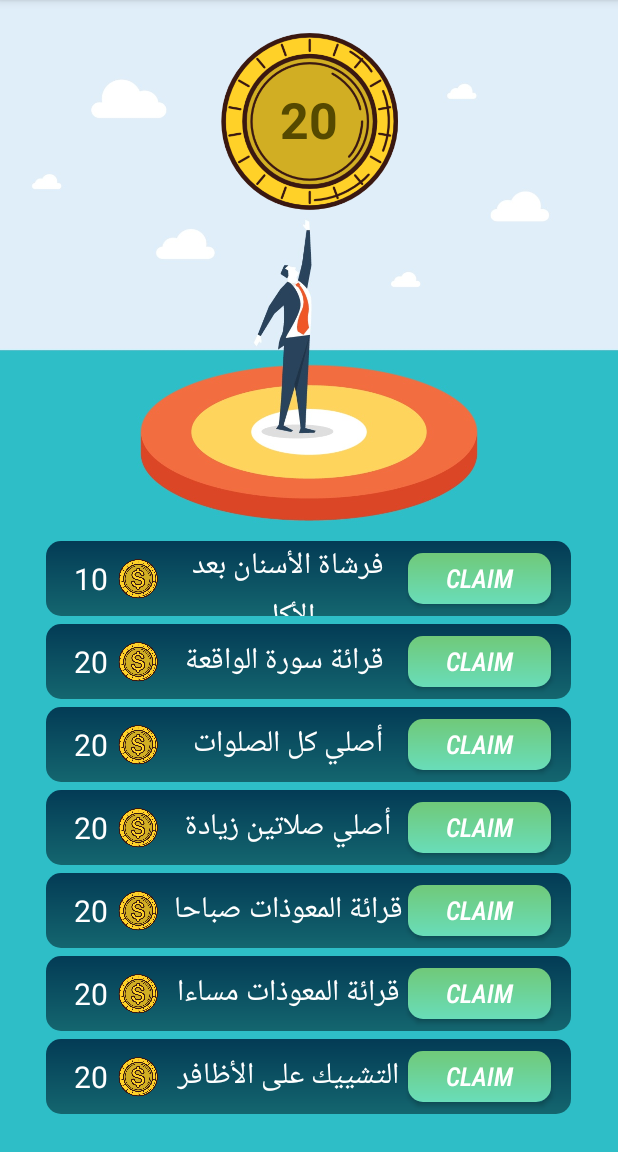
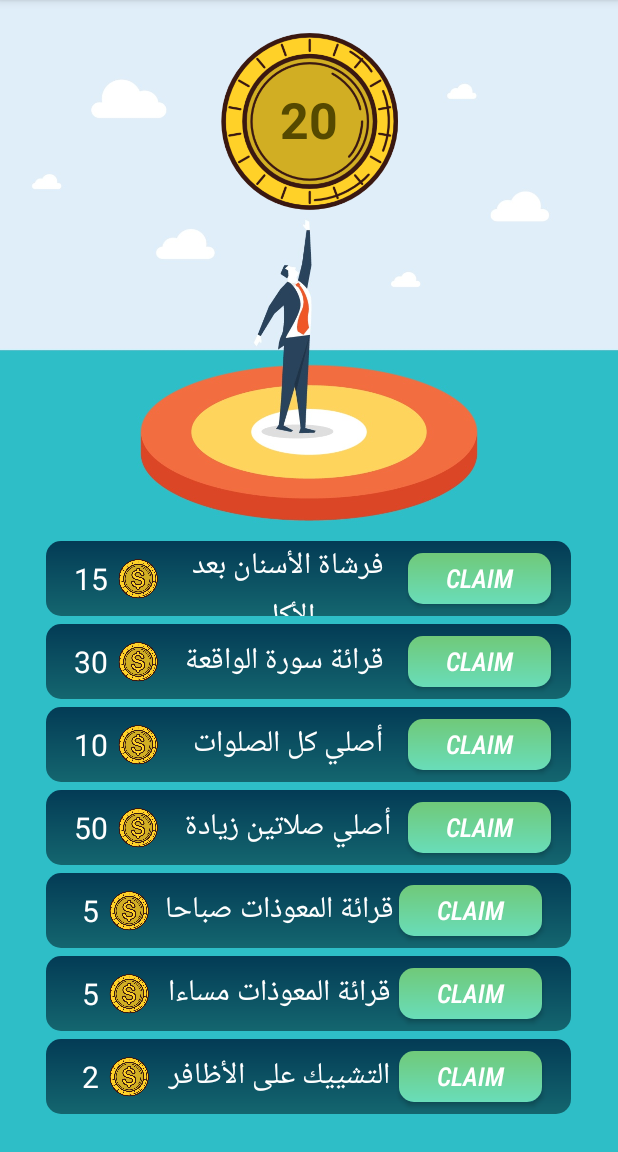
Before and after one commit to mhtsm2001/Achievement, an Android app: the screen it shows after launch (MainActivity), after a tap on "CLAIM", on a phone screen of 412 x 824 dp, the part 84-1236 px from its top. Run offline under Robolectric (Android 15) with nearby library versions, the phone set to English and light mode, and no system bars.

Commit message:
App Complete {V: 1.0}

```diff
--- a/app/src/main/res/layout/activity_main.xml
+++ b/app/src/main/res/layout/activity_main.xml
@@ -195,7 +195,7 @@
                         android:layout_marginLeft="5dp"
                         android:layout_width="match_parent"
                         android:layout_height="wrap_content"
-                        android:text="10"
+                        android:text="15"
                         android:textSize="20dp"
                         android:textColor="@android:color/white">
                     </TextView>
@@ -276,7 +276,7 @@
                         android:layout_marginLeft="5dp"
                         android:layout_width="match_parent"
                         android:layout_height="wrap_content"
-                        android:text="20"
+                        android:text="30"
                         android:textSize="20dp"
                         android:textColor="@android:color/white">
                     </TextView>
@@ -354,7 +354,7 @@
                         android:layout_marginLeft="5dp"
                         android:layout_width="match_parent"
                         android:layout_height="wrap_content"
-                        android:text="20"
+                        android:text="10"
                         android:textSize="20dp"
                         android:textColor="@android:color/white">
                     </TextView>
@@ -436,7 +436,7 @@
                         android:layout_marginLeft="5dp"
                         android:layout_width="match_parent"
                         android:layout_height="wrap_content"
-                        android:text="20"
+                        android:text="50"
                         android:textSize="20dp"
                         android:textColor="@android:color/white">
                     </TextView>
@@ -514,7 +514,7 @@
                         android:layout_marginLeft="5dp"
                         android:layout_width="match_parent"
                         android:layout_height="wrap_content"
-                        android:text="20"
+                        android:text="5"
                         android:textSize="20dp"
                         android:textColor="@android:color/white">
                     </TextView>
@@ -591,7 +591,7 @@
                         android:layout_marginLeft="5dp"
                         android:layout_width="match_parent"
                         android:layout_height="wrap_content"
-                        android:text="20"
+                        android:text="5"
                         android:textSize="20dp"
                         android:textColor="@android:color/white">
                     </TextView>
@@ -675,7 +675,7 @@
                         android:layout_marginLeft="5dp"
                         android:layout_width="match_parent"
                         android:layout_height="wrap_content"
-                        android:text="20"
+                        android:text="2"
                         android:textSize="20dp"
                         android:textColor="@android:color/white">
                     </TextView>
```
